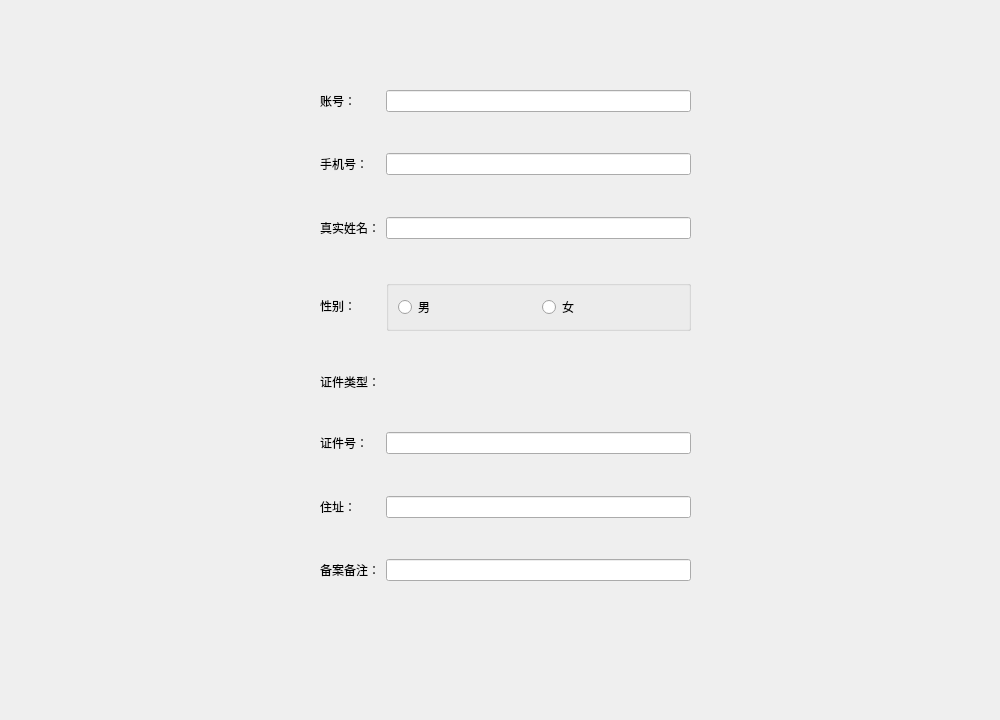
Old version of the form person_widget.ui in the repository Weies/Curriculum-Design-For-Database.
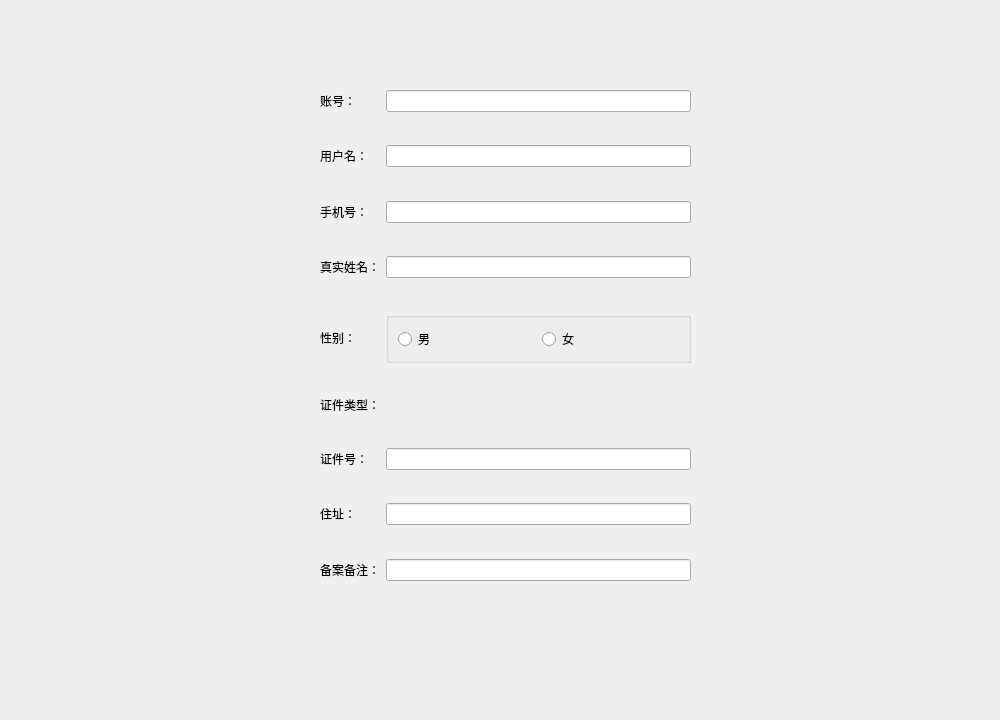
New version of the form.

Patch:
```diff
--- a/person_widget.ui
+++ b/person_widget.ui
@@ -23,72 +23,19 @@
     </rect>
    </property>
    <layout class="QGridLayout" name="gridLayout">
+    <item row="12" column="1">
+     <widget class="QLineEdit" name="idnum"/>
+    </item>
     <item row="2" column="1">
-     <widget class="QLineEdit" name="phonenum"/>
+     <widget class="QLineEdit" name="username"/>
     </item>
-    <item row="14" column="1">
-     <widget class="QLineEdit" name="beian"/>
-    </item>
-    <item row="2" column="0">
-     <widget class="QLabel" name="label_4">
-      <property name="text">
-       <string>手机号：</string>
-      </property>
-     </widget>
-    </item>
-    <item row="8" column="0">
+    <item row="10" column="0">
      <widget class="QLabel" name="label_7">
       <property name="text">
        <string>证件类型：</string>
       </property>
      </widget>
     </item>
-    <item row="11" column="1">
-     <spacer name="verticalSpacer_7">
-      <property name="orientation">
-       <enum>Qt::Vertical</enum>
-      </property>
-      <property name="sizeHint" stdset="0">
-       <size>
-        <width>20</width>
-        <height>40</height>
-       </size>
-      </property>
-     </spacer>
-    </item>
-    <item row="13" column="1">
-     <spacer name="verticalSpacer_8">
-      <property name="orientation">
-       <enum>Qt::Vertical</enum>
-      </property>
-      <property name="sizeHint" stdset="0">
-       <size>
-        <width>20</width>
-        <height>40</height>
-       </size>
-      </property>
-     </spacer>
-    </item>
-    <item row="9" column="1">
-     <spacer name="verticalSpacer_6">
-      <property name="orientation">
-       <enum>Qt::Vertical</enum>
-      </property>
-      <property name="sizeHint" stdset="0">
-       <size>
-        <width>20</width>
-        <height>40</height>
-       </size>
-      </property>
-     </spacer>
-    </item>
-    <item row="10" column="0">
-     <widget class="QLabel" name="label_8">
-      <property name="text">
-       <string>证件号：</string>
-      </property>
-     </widget>
-    </item>
     <item row="1" column="1">
      <spacer name="verticalSpacer">
       <property name="orientation">
@@ -102,53 +49,14 @@
       </property>
      </spacer>
     </item>
-    <item row="10" column="1">
-     <widget class="QLineEdit" name="idnum"/>
-    </item>
-    <item row="14" column="0">
-     <widget class="QLabel" name="label_10">
+    <item row="2" column="0">
+     <widget class="QLabel" name="label">
       <property name="text">
-       <string>备案备注：</string>
+       <string>用户名：</string>
       </property>
      </widget>
     </item>
-    <item row="4" column="1">
-     <widget class="QLineEdit" name="truename"/>
-    </item>
-    <item row="5" column="1">
-     <spacer name="verticalSpacer_4">
-      <property name="orientation">
-       <enum>Qt::Vertical</enum>
-      </property>
-      <property name="sizeHint" stdset="0">
-       <size>
-        <width>20</width>
-        <height>40</height>
-       </size>
-      </property>
-     </spacer>
-    </item>
-    <item row="12" column="0">
-     <widget class="QLabel" name="label_9">
-      <property name="text">
-       <string>住址：</string>
-      </property>
-     </widget>
-    </item>
-    <item row="7" column="1">
-     <spacer name="verticalSpacer_5">
-      <property name="orientation">
-       <enum>Qt::Vertical</enum>
-      </property>
-      <property name="sizeHint" stdset="0">
-       <size>
-        <width>20</width>
-        <height>40</height>
-       </size>
-      </property>
-     </spacer>
-    </item>
-    <item row="6" column="1">
+    <item row="8" column="1">
      <widget class="QGroupBox" name="groupBox">
       <property name="title">
        <string/>
@@ -171,22 +79,51 @@
       </layout>
      </widget>
     </item>
-    <item row="6" column="0">
+    <item row="5" column="1">
+     <spacer name="verticalSpacer_3">
+      <property name="orientation">
+       <enum>Qt::Vertical</enum>
+      </property>
+      <property name="sizeHint" stdset="0">
+       <size>
+        <width>20</width>
+        <height>40</height>
+       </size>
+      </property>
+     </spacer>
+    </item>
+    <item row="13" column="1">
+     <spacer name="verticalSpacer_7">
+      <property name="orientation">
+       <enum>Qt::Vertical</enum>
+      </property>
+      <property name="sizeHint" stdset="0">
+       <size>
+        <width>20</width>
+        <height>40</height>
+       </size>
+      </property>
+     </spacer>
+    </item>
+    <item row="8" column="0">
      <widget class="QLabel" name="label_6">
       <property name="text">
        <string>性别：</string>
       </property>
      </widget>
     </item>
+    <item row="4" column="1">
+     <widget class="QLineEdit" name="phonenum"/>
+    </item>
     <item row="4" column="0">
-     <widget class="QLabel" name="label_5">
+     <widget class="QLabel" name="label_4">
       <property name="text">
-       <string>真实姓名：</string>
+       <string>手机号：</string>
       </property>
      </widget>
     </item>
-    <item row="3" column="1">
-     <spacer name="verticalSpacer_3">
+    <item row="15" column="1">
+     <spacer name="verticalSpacer_8">
       <property name="orientation">
        <enum>Qt::Vertical</enum>
       </property>
@@ -198,9 +135,6 @@
       </property>
      </spacer>
     </item>
-    <item row="12" column="1">
-     <widget class="QLineEdit" name="address"/>
-    </item>
     <item row="0" column="0">
      <widget class="QLabel" name="label_2">
       <property name="text">
@@ -208,9 +142,98 @@
       </property>
      </widget>
     </item>
+    <item row="6" column="0">
+     <widget class="QLabel" name="label_5">
+      <property name="text">
+       <string>真实姓名：</string>
+      </property>
+     </widget>
+    </item>
+    <item row="16" column="0">
+     <widget class="QLabel" name="label_10">
+      <property name="text">
+       <string>备案备注：</string>
+      </property>
+     </widget>
+    </item>
+    <item row="14" column="0">
+     <widget class="QLabel" name="label_9">
+      <property name="text">
+       <string>住址：</string>
+      </property>
+     </widget>
+    </item>
+    <item row="6" column="1">
+     <widget class="QLineEdit" name="truename"/>
+    </item>
+    <item row="7" column="1">
+     <spacer name="verticalSpacer_4">
+      <property name="orientation">
+       <enum>Qt::Vertical</enum>
+      </property>
+      <property name="sizeHint" stdset="0">
+       <size>
+        <width>20</width>
+        <height>40</height>
+       </size>
+      </property>
+     </spacer>
+    </item>
+    <item row="9" column="1">
+     <spacer name="verticalSpacer_5">
+      <property name="orientation">
+       <enum>Qt::Vertical</enum>
+      </property>
+      <property name="sizeHint" stdset="0">
+       <size>
+        <width>20</width>
+        <height>40</height>
+       </size>
+      </property>
+     </spacer>
+    </item>
+    <item row="16" column="1">
+     <widget class="QLineEdit" name="beian"/>
+    </item>
     <item row="0" column="1">
      <widget class="QLineEdit" name="userid"/>
     </item>
+    <item row="12" column="0">
+     <widget class="QLabel" name="label_8">
+      <property name="text">
+       <string>证件号：</string>
+      </property>
+     </widget>
+    </item>
+    <item row="11" column="1">
+     <spacer name="verticalSpacer_6">
+      <property name="orientation">
+       <enum>Qt::Vertical</enum>
+      </property>
+      <property name="sizeHint" stdset="0">
+       <size>
+        <width>20</width>
+        <height>40</height>
+       </size>
+      </property>
+     </spacer>
+    </item>
+    <item row="14" column="1">
+     <widget class="QLineEdit" name="address"/>
+    </item>
+    <item row="3" column="1">
+     <spacer name="verticalSpacer_2">
+      <property name="orientation">
+       <enum>Qt::Vertical</enum>
+      </property>
+      <property name="sizeHint" stdset="0">
+       <size>
+        <width>20</width>
+        <height>40</height>
+       </size>
+      </property>
+     </spacer>
+    </item>
    </layout>
   </widget>
  </widget>
```
Left out of the diff: 9 changed lines with no effect on the pictures.
